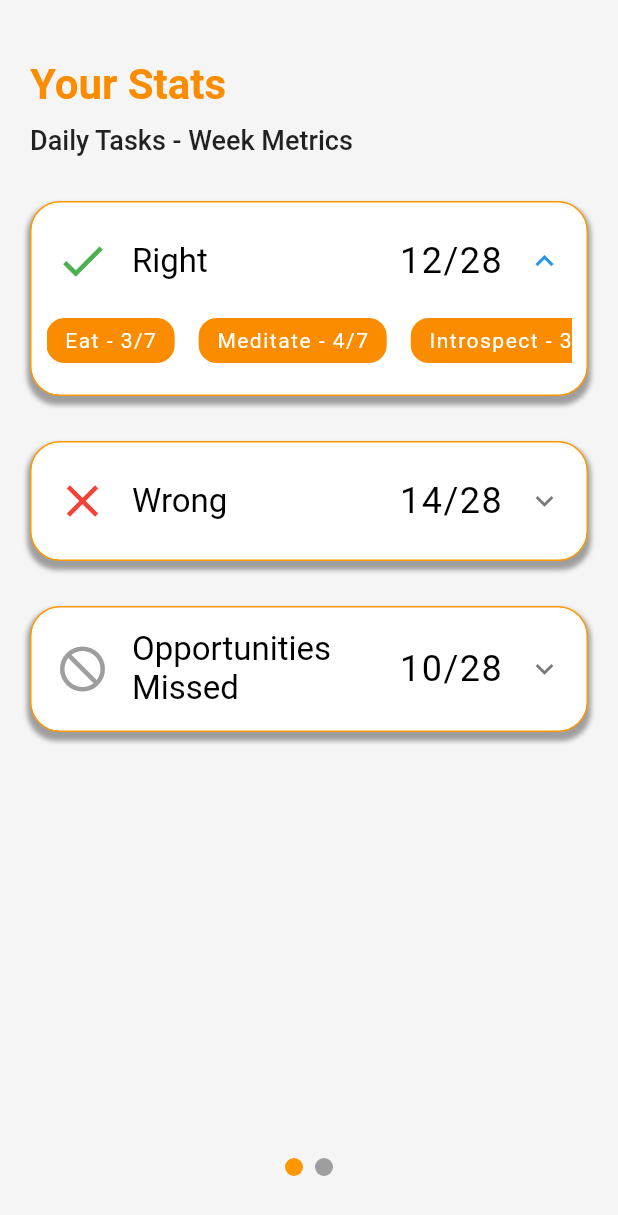
After one commit to arjun-lalwani/daily_tasks_manager, a Flutter app: the StatsScreen screen opened directly, after a tap on "Right", on a phone screen of 412 x 824 dp. The commit adds this screen. Shown: the top 1215 px of the screen. Run offline on Flutter 3.47's test engine with Material 2 defaults, Android fonts, the phone set to English and light mode, and no system bars; drawn by our look-alikes of smooth_page_indicator; our stand-ins replace charts_flutter; missing offline and left inert: keyboard_visibility.

Commit message:
completed ui for stats page

```diff
--- a/lib/main.dart
+++ b/lib/main.dart
@@ -1,5 +1,4 @@
-import 'package:daily_tasks_manager/screens/TaskScreen/TasksScreen.dart';
-
+import 'package:daily_tasks_manager/screens/HomePage.dart';
 import 'package:flutter/material.dart';
 
 void main() {
@@ -13,8 +12,9 @@ class MyApp extends StatelessWidget {
     return MaterialApp(
       theme: ThemeData(
         primaryColor: Colors.orange[600],
+        scaffoldBackgroundColor: Colors.grey[100],
       ),
-      home: TasksScreen(),
+      home: HomePage(),
     );
   }
 }
--- /dev/null
+++ b/lib/screens/HomePage.dart
@@ -0,0 +1,48 @@
+import 'package:daily_tasks_manager/screens/StatsScreen/StatsScreen.dart';
+import 'package:daily_tasks_manager/screens/TaskScreen/TasksScreen.dart';
+import 'package:flutter/material.dart';
+
+class HomePage extends StatefulWidget {
+  @override
+  _HomePageState createState() => _HomePageState();
+}
+
+class _HomePageState extends State<HomePage> {
+  int _currentIndex = 0;
+
+  _onTabItemTapped(int index) {
+    setState(() {
+      _currentIndex = index;
+    });
+  }
+
+  var destinations = [TasksScreen, StatsScreen];
+  @override
+  Widget build(BuildContext context) {
+    return Scaffold(
+      body: SafeArea(
+        child: IndexedStack(
+          index: _currentIndex,
+          children: [
+            TasksScreen(),
+            StatsScreen(),
+          ],
+        ),
+      ),
+      bottomNavigationBar: BottomNavigationBar(
+        onTap: _onTabItemTapped,
+        currentIndex: _currentIndex,
+        items: [
+          BottomNavigationBarItem(
+            title: Text("Todo"),
+            icon: Icon(Icons.list),
+          ),
+          BottomNavigationBarItem(
+            title: Text("Stats"),
+            icon: Icon(Icons.insert_chart),
+          ),
+        ],
+      ),
+    );
+  }
+}
--- /dev/null
+++ b/lib/screens/StatsScreen/StatsScreen.dart
@@ -0,0 +1,94 @@
+import 'package:daily_tasks_manager/screens/StatsScreen/components/TwoWeekTasksCard.dart';
+import 'package:daily_tasks_manager/screens/StatsScreen/components/WeekTaskCards.dart';
+import 'package:daily_tasks_manager/screens/TaskScreen/components/constants.dart';
+import 'package:flutter/material.dart';
+import 'package:smooth_page_indicator/smooth_page_indicator.dart';
+
+class StatsScreen extends StatefulWidget {
+  @override
+  _StatsScreenState createState() => _StatsScreenState();
+}
+
+class _StatsScreenState extends State<StatsScreen> {
+  final controller = PageController(initialPage: 1);
+  int currPageNumber = 1;
+
+  _createNewPage(newPageNumber) {
+    print(newPageNumber);
+    setState(() {
+      currPageNumber = newPageNumber;
+    });
+  }
+
+  @override
+  Widget build(BuildContext context) {
+    return Scaffold(
+      body: SafeArea(
+        child: Column(
+          crossAxisAlignment: CrossAxisAlignment.start,
+          children: [
+            Container(
+              padding: EdgeInsets.fromLTRB(20, 40, 20, 0),
+              child: Column(
+                crossAxisAlignment: CrossAxisAlignment.start,
+                children: [
+                  Text(
+                    "Your Stats",
+                    style: kHeadingTextStyle,
+                  ),
+                  SizedBox(
+                    height: 10,
+                  ),
+                  Text(
+                    _getSubHeading(),
+                    style: kDateTextStyle,
+                  ),
+                ],
+              ),
+            ),
+            Expanded(
+              child: PageView.builder(
+                onPageChanged: _createNewPage,
+                controller: controller,
+                itemCount: 2,
+                itemBuilder: (context, index) {
+                  var childCard =
+                      (index == 0) ? WeekTaskCards() : TwoWeekTasksCard();
+                  return Container(
+                    padding: EdgeInsets.symmetric(horizontal: 20),
+                    child: childCard,
+                  );
+                },
+              ),
+            ),
+            Center(
+              child: Container(
+                margin: EdgeInsets.only(bottom: 40),
+                child: _createPageIndicator(),
+              ),
+            ),
+          ],
+        ),
+      ),
+    );
+  }
+
+  String _getSubHeading() {
+    return (currPageNumber == 0)
+        ? 'Daily Tasks - Week Metrics'
+        : 'Daily Tasks - Past 2 Weeks Trends';
+  }
+
+  Widget _createPageIndicator() {
+    return SmoothPageIndicator(
+      controller: controller,
+      count: 2,
+      effect: SlideEffect(
+        dotHeight: 12,
+        dotWidth: 12,
+        activeDotColor: Colors.orange,
+        dotColor: Colors.grey,
+      ),
+    );
+  }
+}
--- /dev/null
+++ b/lib/screens/StatsScreen/components/Pill.dart
@@ -0,0 +1,42 @@
+import 'package:flutter/material.dart';
+
+import '../../Task.dart';
+
+class PillScoreCard extends StatelessWidget {
+  final TaskScore task;
+  PillScoreCard({this.task});
+
+  @override
+  Widget build(BuildContext context) {
+    return Container(
+      margin: EdgeInsets.only(right: 16),
+      padding: EdgeInsets.symmetric(horizontal: 12),
+      decoration: BoxDecoration(
+        color: Colors.orange[600],
+        borderRadius: BorderRadius.circular(12),
+      ),
+      child: Row(
+        children: [
+          Text(
+            '${task.category} - ',
+            style: TextStyle(
+              letterSpacing: 1.0,
+              color: Colors.white,
+              fontSize: 14,
+              fontWeight: FontWeight.w400,
+            ),
+          ),
+          Text(
+            '${task.score}/7',
+            style: TextStyle(
+              letterSpacing: 1.0,
+              color: Colors.white,
+              fontSize: 14,
+              fontWeight: FontWeight.w400,
+            ),
+          ),
+        ],
+      ),
+    );
+  }
+}
--- /dev/null
+++ b/lib/screens/StatsScreen/components/StatIcon.dart
@@ -0,0 +1,23 @@
+import 'package:daily_tasks_manager/screens/Task.dart';
+import 'package:flutter/material.dart';
+
+class StatCardIcon extends StatelessWidget {
+  final WeekTaskData taskData;
+  StatCardIcon({this.taskData});
+  @override
+  Widget build(BuildContext context) {
+    var iconColor;
+    if (taskData.icon == Icons.close) {
+      iconColor = Colors.red;
+    } else if (taskData.icon == Icons.check) {
+      iconColor = Colors.green;
+    } else {
+      iconColor = Colors.grey;
+    }
+    return Icon(
+      taskData.icon,
+      color: iconColor,
+      size: 36,
+    );
+  }
+}
--- /dev/null
+++ b/lib/screens/StatsScreen/components/TwoWeekTasksCard.dart
@@ -0,0 +1,65 @@
+import 'package:flutter/material.dart';
+
+import '../../Task.dart';
+import 'StatIcon.dart';
+import 'constants.dart';
+
+class TwoWeekTasksCard extends StatelessWidget {
+  @override
+  Widget build(BuildContext context) {
+    return ListView.builder(
+      itemCount: allWeekTaskData.length,
+      itemBuilder: (context, index) {
+        return _createTaskStatCard(allWeekTaskData[index]);
+      },
+    );
+  }
+
+  Widget _createTaskStatCard(WeekTaskData taskData) {
+    return Container(
+      margin: EdgeInsets.only(top: 30),
+      padding: EdgeInsets.only(top: 10, bottom: 10, left: 20, right: 20),
+      height: 82,
+      decoration: kStatCardStyle,
+      child: Row(
+        // crossAxisAlignment: CrossAxisAlignment.center,
+        // mainAxisAlignment: MainAxisAlignment.spaceBetween,
+        children: [
+          StatCardIcon(taskData: taskData),
+          Expanded(
+            child: _createStateDetail('2/4', 'Week 2'),
+          ),
+          Expanded(
+            child: _createStateDetail('2/4', 'Week 1'),
+          ),
+          Expanded(
+            child: _createStateDetail('33%', 'WoW'),
+          ),
+        ],
+      ),
+    );
+  }
+
+  Widget _createStateDetail(String score, String scoreTitle) {
+    return Column(
+      mainAxisAlignment: MainAxisAlignment.center,
+      crossAxisAlignment: CrossAxisAlignment.center,
+      children: [
+        Text(
+          score,
+          style: kScoreTextStyle.copyWith(fontSize: 22),
+        ),
+        SizedBox(
+          height: 4,
+        ),
+        Text(
+          scoreTitle,
+          style: TextStyle(
+            color: Colors.grey,
+            fontSize: 14,
+          ),
+        ),
+      ],
+    );
+  }
+}
--- /dev/null
+++ b/lib/screens/StatsScreen/components/WeekTaskCards.dart
@@ -0,0 +1,83 @@
+import 'package:daily_tasks_manager/screens/StatsScreen/components/StatIcon.dart';
+import 'package:daily_tasks_manager/screens/StatsScreen/components/constants.dart';
+import 'package:flutter/material.dart';
+
+import '../../Task.dart';
+import 'Pill.dart';
+
+class WeekTaskCards extends StatelessWidget {
+  @override
+  Widget build(BuildContext context) {
+    return ListView.builder(
+      itemCount: allWeekTaskData.length,
+      itemBuilder: (context, index) {
+        return _createTaskStatCard(context, allWeekTaskData[index]);
+      },
+    );
+  }
+
+  Widget _createTaskStatCard(BuildContext context, WeekTaskData taskData) {
+    // Theme to modify out-of-box Expansion Tile
+    final theme = Theme.of(context).copyWith(
+      dividerColor: Colors.transparent, // remove dividers on top and bottom
+      accentColor: Colors.orange[600], // change icon color to orange
+    );
+    return Container(
+      margin: EdgeInsets.only(top: 30),
+      padding: EdgeInsets.only(top: 10, bottom: 10),
+      decoration: kStatCardStyle,
+      child: Theme(
+        data: theme,
+        child: ExpansionTile(
+          title: Row(
+            mainAxisAlignment: MainAxisAlignment.spaceBetween,
+            children: [
+              Expanded(
+                child: Row(
+                  children: [
+                    StatCardIcon(taskData: taskData),
+                    SizedBox(
+                      width: 15,
+                    ),
+                    Expanded(
+                      child: Text(
+                        "${taskData.iconName}",
+                        maxLines: 2,
+                        overflow: TextOverflow.ellipsis,
+                        style: kTitleTextStyle,
+                      ),
+                    ),
+                  ],
+                ),
+              ),
+              Text(
+                '${taskData.currScore}/${taskData.totalPossibleScore}',
+                style: kScoreTextStyle,
+              ),
+            ],
+          ),
+          children: [
+            // Pills Menu
+            _createScoreDetailsMenu(),
+          ],
+        ),
+      ),
+    );
+  }
+
+  Widget _createScoreDetailsMenu() {
+    return Container(
+      height: 40,
+      margin: EdgeInsets.only(bottom: 10, right: 10),
+      padding: EdgeInsets.only(left: 10, top: 10),
+      child: ListView.builder(
+        scrollDirection: Axis.horizontal,
+        itemCount: sampleTasks.length,
+        itemBuilder: (context, index) {
+          TaskScore task = sampleTasks[index];
+          return PillScoreCard(task: task);
+        },
+      ),
+    );
+  }
+}
--- /dev/null
+++ b/lib/screens/StatsScreen/components/WeightChart.dart
@@ -0,0 +1,56 @@
+import 'package:charts_flutter/flutter.dart' as charts;
+import 'package:flutter/material.dart';
+
+class WeightChart extends StatelessWidget {
+  final List<charts.Series> seriesList;
+  final bool animate;
+
+  WeightChart({this.animate, this.seriesList});
+
+  @override
+  Widget build(BuildContext context) {
+    return charts.TimeSeriesChart(
+      seriesList,
+      animate: animate,
+      // behaviors: [charts.PanAndZoomBehavior()],
+      defaultRenderer: charts.LineRendererConfig(includePoints: true),
+    );
+  }
+
+  /// Creates a [LineChart] with sample data and no transition.
+  factory WeightChart.withSampleData() {
+    return new WeightChart(
+      seriesList: _createSampleData(),
+      // Disable animations for image tests.
+      animate: true,
+    );
+  }
+
+  /// Create one series with sample hard coded data.
+  static List<charts.Series<TimeSeriesSales, DateTime>> _createSampleData() {
+    final data = [
+      new TimeSeriesSales(new DateTime(2020, 7, 20), 63),
+      new TimeSeriesSales(new DateTime(2020, 7, 22), 62.7),
+      new TimeSeriesSales(new DateTime(2020, 7, 23), 62.4),
+      new TimeSeriesSales(new DateTime(2020, 7, 24), 62),
+    ];
+
+    return [
+      charts.Series<TimeSeriesSales, DateTime>(
+        id: 'Sales',
+        colorFn: (_, __) => charts.MaterialPalette.blue.shadeDefault,
+        domainFn: (TimeSeriesSales sales, _) => sales.time,
+        measureFn: (TimeSeriesSales sales, _) => sales.sales,
+        data: data,
+      )
+    ];
+  }
+}
+
+/// Sample linear data type.
+class TimeSeriesSales {
+  final DateTime time;
+  final double sales;
+
+  TimeSeriesSales(this.time, this.sales);
+}
--- /dev/null
+++ b/lib/screens/StatsScreen/components/constants.dart
@@ -0,0 +1,28 @@
+/* STAT CARDS */
+
+import 'package:flutter/material.dart';
+
+final kStatCardStyle = BoxDecoration(
+  borderRadius: BorderRadius.circular(20),
+  border: Border.all(color: Colors.orange),
+  color: Colors.white,
+  boxShadow: [
+    BoxShadow(
+      blurRadius: 2,
+      spreadRadius: 2,
+      color: Colors.grey,
+      offset: Offset(0, 4),
+    )
+  ],
+);
+
+const kTitleTextStyle = TextStyle(
+  color: Colors.black,
+  fontSize: 22,
+);
+
+final kScoreTextStyle = TextStyle(
+  color: Colors.black,
+  letterSpacing: 1.0,
+  fontSize: 24,
+);
--- a/lib/screens/Task.dart
+++ b/lib/screens/Task.dart
@@ -1,3 +1,6 @@
+import 'package:flutter/material.dart';
+
+// For Todo Screen
 class Task {
   String title;
   int number;
@@ -13,3 +16,43 @@ List<Task> tasks = [
   Task(title: 'Exercise', number: 4),
   Task(title: 'Introspection', number: 5),
 ];
+
+// For Stats Screen
+// Dummy DATA
+class WeekTaskData {
+  IconData icon;
+  List<TaskScore> tasks;
+  int currScore;
+  int totalPossibleScore = 28;
+  String iconName;
+
+  WeekTaskData(this.icon, this.tasks, this.currScore) {
+    if (this.icon == Icons.check) {
+      iconName = "Right";
+    } else if (this.icon == Icons.close) {
+      iconName = "Wrong";
+    } else {
+      iconName = "Opportunities\nMissed";
+    }
+  }
+}
+
+List<WeekTaskData> allWeekTaskData = [
+  WeekTaskData(Icons.check, sampleTasks, 12),
+  WeekTaskData(Icons.close, sampleTasks, 14),
+  WeekTaskData(Icons.not_interested, sampleTasks, 10),
+];
+
+class TaskScore {
+  String category;
+  int score;
+
+  TaskScore(this.category, this.score);
+}
+
+List<TaskScore> sampleTasks = [
+  TaskScore("Eat", 3),
+  TaskScore("Meditate", 4),
+  TaskScore("Introspect", 3),
+  TaskScore("Exercise", 4)
+];
--- a/lib/screens/TaskScreen/TasksScreen.dart
+++ b/lib/screens/TaskScreen/TasksScreen.dart
@@ -13,12 +13,11 @@ class TasksScreen extends StatefulWidget {
 
 class _TasksScreenState extends State<TasksScreen> {
   String dateStr = DateFormat.MMMMEEEEd().format(DateTime.now());
+  int tabIndex = 0;
 
   @override
   Widget build(BuildContext context) {
     return Scaffold(
-      bottomNavigationBar: _createBottomNavBar(),
-      backgroundColor: Colors.grey[100],
       body: SafeArea(
         child: Container(
           padding: EdgeInsets.fromLTRB(20, 40, 20, 0),
@@ -27,7 +26,7 @@ class _TasksScreenState extends State<TasksScreen> {
             children: [
               Text(
                 "Welcome back, Arjun",
-                style: kWelcomeTextStyle,
+                style: kHeadingTextStyle,
               ),
               SizedBox(
                 height: 10,
@@ -54,7 +53,6 @@ class _TasksScreenState extends State<TasksScreen> {
                         return DailyTaskCard(task: task);
                       }
                     }
-
                     // submit button at the end
                     return _createSubmitButotn();
                   },
@@ -85,19 +83,4 @@ class _TasksScreenState extends State<TasksScreen> {
       ),
     );
   }
-
-  Widget _createBottomNavBar() {
-    return BottomNavigationBar(
-      items: [
-        BottomNavigationBarItem(
-          title: Text("Todo"),
-          icon: Icon(Icons.list),
-        ),
-        BottomNavigationBarItem(
-          title: Text("Stats"),
-          icon: Icon(Icons.insert_chart),
-        ),
-      ],
-    );
-  }
 }
--- a/lib/screens/TaskScreen/components/constants.dart
+++ b/lib/screens/TaskScreen/components/constants.dart
@@ -9,7 +9,7 @@ const kTaskNumberStyle = TextStyle(
   color: Color(0xFFFB8C00),
 );
 
-const kWelcomeTextStyle = TextStyle(
+const kHeadingTextStyle = TextStyle(
   fontWeight: FontWeight.w600,
   fontSize: 28,
   color: Color(0xFFFB8C00),
--- a/pubspec.yaml
+++ b/pubspec.yaml
@@ -30,6 +30,8 @@ dependencies:
   cupertino_icons: ^0.1.3
   intl: ^0.16.1
   keyboard_visibility: ^0.5.6
+  charts_flutter: ^0.9.0
+  smooth_page_indicator: ^0.1.5
 
 dev_dependencies:
   flutter_test:
```
Also changed, not shown: pubspec.lock.
